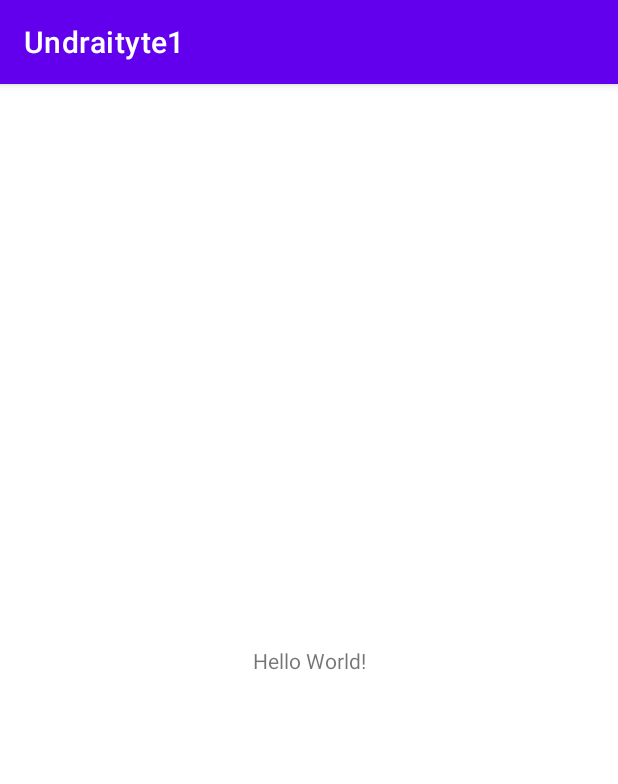
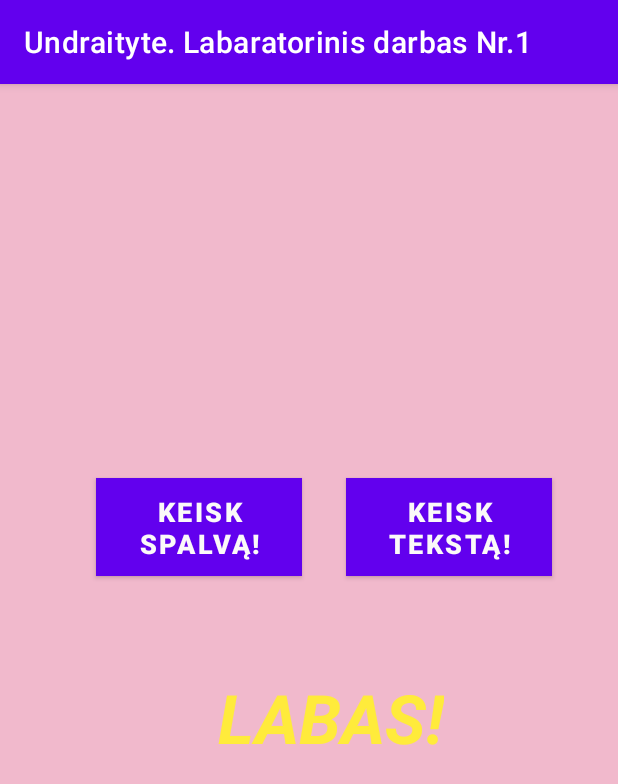
Before and after one commit to KotrynaUn/Undraityte1, an Android app: the screen it shows after launch (MainActivity), on a phone screen of 412 x 824 dp. Shown: the top 784 px of the screen. Run offline under Robolectric (Android 15) with nearby library versions, the phone set to English and light mode, and no system bars.

Commit message:
Pridėti du mygtukai

```diff
--- a/app/src/main/res/layout/activity_main.xml
+++ b/app/src/main/res/layout/activity_main.xml
@@ -4,15 +4,56 @@
     xmlns:tools="http://schemas.android.com/tools"
     android:layout_width="match_parent"
     android:layout_height="match_parent"
+    android:background="#F1B9CC"
     tools:context=".MainActivity">
 
     <TextView
+        android:id="@+id/textView"
         android:layout_width="wrap_content"
         android:layout_height="wrap_content"
-        android:text="Hello World!"
+        android:text="@string/txt_labas"
+        android:textColor="#FFEB3B"
+        android:textSize="45sp"
+        android:textStyle="bold|italic"
         app:layout_constraintBottom_toBottomOf="parent"
+        app:layout_constraintHorizontal_bias="0.556"
         app:layout_constraintLeft_toLeftOf="parent"
         app:layout_constraintRight_toRightOf="parent"
-        app:layout_constraintTop_toTopOf="parent" />
+        app:layout_constraintTop_toTopOf="parent"
+        app:layout_constraintVertical_bias="0.554" />
+
+    <Button
+        android:id="@+id/button2"
+        android:layout_width="137dp"
+        android:layout_height="65dp"
+        android:layout_marginStart="29dp"
+        android:layout_marginBottom="64dp"
+        android:background="#FFEB3B"
+        android:backgroundTint="#009688"
+        android:foregroundTint="#009688"
+        android:text="@string/btn_text"
+        android:textColor="#FBF9F9"
+        android:textSize="18sp"
+        android:textStyle="bold"
+        app:layout_constraintBottom_toTopOf="@+id/textView"
+        app:layout_constraintStart_toEndOf="@+id/button" />
+
+    <Button
+        android:id="@+id/button"
+        android:layout_width="137dp"
+        android:layout_height="65dp"
+        android:layout_marginStart="64dp"
+        android:layout_marginBottom="64dp"
+        android:background="#FFEB3B"
+        android:backgroundTint="#009688"
+        android:foregroundTint="#009688"
+        android:text="@string/btn_color"
+        android:textColor="#FBF9F9"
+        android:textSize="18sp"
+        android:textStyle="bold"
+        app:layout_constraintBottom_toTopOf="@+id/textView"
+        app:layout_constraintStart_toStartOf="parent"
+        app:layout_constraintTop_toTopOf="@+id/button2"
+        app:layout_constraintVertical_bias="0.0" />
 
 </androidx.constraintlayout.widget.ConstraintLayout>
--- a/app/src/main/res/values/strings.xml
+++ b/app/src/main/res/values/strings.xml
@@ -1,3 +1,6 @@
 <resources>
-    <string name="app_name">Undraityte1</string>
+    <string name="app_name">Undraityte. Labaratorinis darbas Nr.1</string>
+    <string name="txt_labas">LABAS!</string>
+    <string name="btn_text">Keisk tekstą!</string>
+    <string name="btn_color">Keisk spalvą!</string>
 </resources>
```
